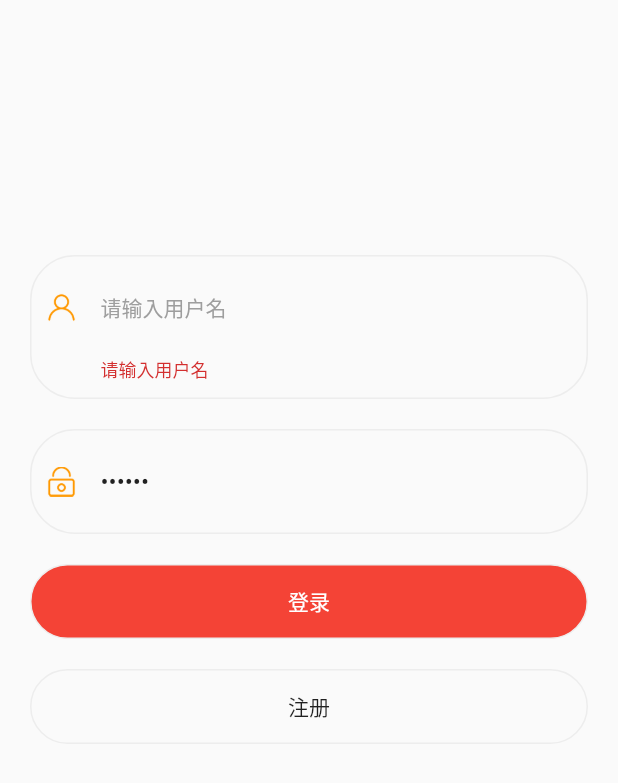
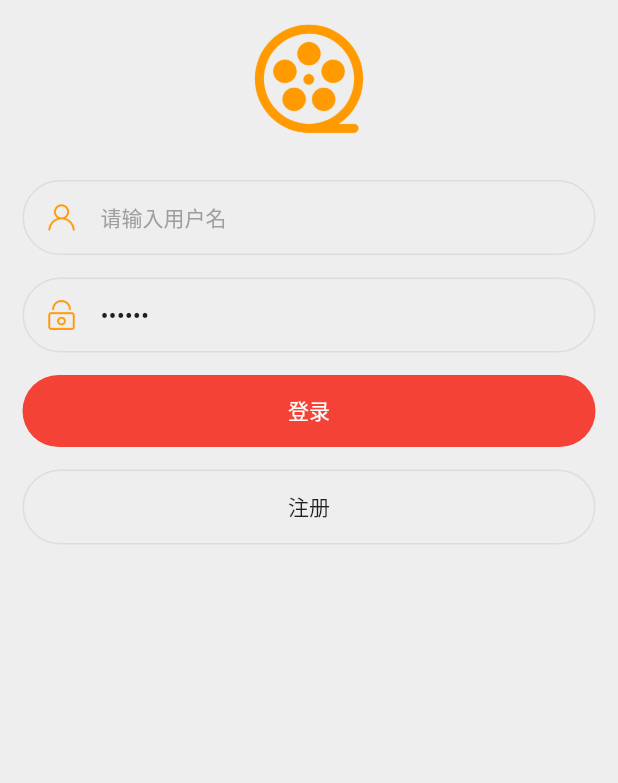
Before and after one commit to wuyuanwuhui99/flutter-movie-app-ui, a Flutter app: the LoginPage screen opened directly, on a phone screen of 412 x 824 dp. Shown: the top 783 px of the screen. Run offline on Flutter 3.47's test engine with Material 2 defaults, Android fonts, the phone set to English and light mode, and no system bars; our stand-ins replace convert, dio, flutter_easyloading, flutter_easyrefresh, flutter_swiper, fluttertoast and 2 more; accounts and stored records are empty; network calls fail.

Commit message:
修改登录页面样式和布局

```diff
--- a/lib/config/serviceUrl.dart
+++ b/lib/config/serviceUrl.dart
@@ -21,7 +21,7 @@ const servicePath = {
   'getRecommend': serviceUrl + '/service/movie/getRecommend',//获取推荐
   'isFavorite': serviceUrl + '/service/movie-getway/isFavorite',//查询是否已经收藏
   'updateUser': serviceUrl + '/service/movie-getway/updateUser',//更新用户信息
-  'updatePassword': serviceUrl + '/service/movie-getway/updatePassword',//更新密码
+  'updatePassword': serviceUrl + '/service/movie-getway/updatePassword',//更新密码wq
   'getCommentCount':serviceUrl + '/service/movie/getCommentCount',//获取评论总数
   'getTopCommentList':serviceUrl + '/service/movie/getTopCommentList',//获取一级评论
   'getReplyCommentList':serviceUrl + '/service/movie/getReplyCommentList',//获取一级评论
--- a/lib/pages/DetailPage.dart
+++ b/lib/pages/DetailPage.dart
@@ -34,7 +34,7 @@ class _DetailPageState extends State<DetailPage> {
         body: SafeArea(
             top: true,
             child: Padding(
-                padding: EdgeInsets.all(ThemeSize.containerPadding),
+                padding: ThemeStyle.paddingBox,
                 child: SingleChildScrollView(
                     child: Column(
                   children: <Widget>[
--- a/lib/pages/SearchPage.dart
+++ b/lib/pages/SearchPage.dart
@@ -2,7 +2,6 @@ import 'package:flutter/material.dart';
 import 'package:movie/component/TitleComponent.dart';
 import 'dart:ui';
 import "package:shared_preferences/shared_preferences.dart";
-import 'dart:convert';
 import '../config/serviceUrl.dart';
 import '../service/serverMethod.dart';
 import "./DetailPage.dart";
--- a/lib/pages/login_page.dart
+++ b/lib/pages/login_page.dart
@@ -8,6 +8,9 @@ import 'package:provider/provider.dart';
 import '../utils/LocalStroageUtils.dart';
 import './RegisterPage.dart';
 import '../model/UserInfoModel.dart';
+import '../theme/ThemeStyle.dart';
+import '../theme/ThemeSize.dart';
+import '../theme/ThemeColors.dart';
 
 class LoginPage extends StatelessWidget {
   const LoginPage({Key key}) : super(key: key);
@@ -17,78 +20,89 @@ class LoginPage extends StatelessWidget {
     final GlobalKey<FormState> _formKey = GlobalKey<FormState>();
     UserInfoModel userInfo = Provider.of<UserInfoProvider>(context).userInfo;
     String userId = userInfo.userId;
+    TextEditingController userController = new TextEditingController(text: userInfo.userId);
+    TextEditingController pwdController = new TextEditingController(text: "123456");
     String password = "123456";
     return Scaffold(
-        body: Container(
-      padding: EdgeInsets.all(20),
+        backgroundColor: ThemeColors.colorBg,
+        body: SafeArea(child: Container(
+          padding: ThemeStyle.padding,
           child: Column(
             children: <Widget>[
               Form(
                 key: _formKey,
                 child: Column(
                   children: <Widget>[
-                SizedBox(height:150),
+                    Center(child: Image.asset("lib/assets/images/icon-logo.png",width: ThemeSize.movieWidth/2,height: ThemeSize.movieWidth/2,)),
+                    SizedBox(height: ThemeSize.containerPadding*2,),
                     Container(
-                    padding: EdgeInsets.all(10),
+                      margin: ThemeStyle.margin,
+                        padding: EdgeInsets.only(left: ThemeSize.containerPadding),
                         decoration: BoxDecoration(
-                        borderRadius: BorderRadius.all(Radius.circular(30)),
-                        border: Border.all(
-                            color: Color.fromRGBO(237, 237, 237, 1))),
-                    child: TextFormField(
-                        autovalidate: true,
+                            borderRadius: BorderRadius.all(Radius.circular(ThemeSize.superRadius)),
+                            border:
+                            Border.all(color: ThemeColors.borderColor)),
+                        child: TextField(
                             onChanged: (value) {
+                              if(value != ""){
                                 userId = value;
+                              }else{
+                                Fluttertoast.showToast(
+                                    msg: "请输入用户名",
+                                    toastLength: Toast.LENGTH_SHORT,
+                                    gravity: ToastGravity.CENTER,
+                                    timeInSecForIos: 1,
+                                    backgroundColor: ThemeColors.disableColor,
+                                    fontSize: ThemeSize.middleFontSize);
+                              }
+
                             },
-                        validator: (value) {
-                          if (value.isEmpty) {
-                            return '请输入用户名';
-                          }
-                          return null;
-                        },
-                        initialValue: userId,
+                            controller: userController,
                             cursorColor: Colors.grey, //设置光标
                             decoration: InputDecoration(
                               hintText: "请输入用户名",
                               icon: Image.asset("lib/assets/images/icon-user.png",
-                              width: 20, height: 20),
+                                  width: ThemeSize.smallIcon, height: ThemeSize.smallIcon),
                               hintStyle:
                               TextStyle(fontSize: 14, color: Colors.grey),
                               contentPadding: EdgeInsets.only(left: 0.0),
                               border: InputBorder.none,
                             ))),
-                SizedBox(height: 20),
                     Container(
-                    padding: EdgeInsets.all(10),
+                        padding: EdgeInsets.only(left: ThemeSize.containerPadding),
                         decoration: BoxDecoration(
-                        borderRadius: BorderRadius.all(Radius.circular(30)),
-                        border: Border.all(
-                            color: Color.fromRGBO(237, 237, 237, 1))),
-                    child: TextFormField(
-                        autovalidate: true,
+                            borderRadius: BorderRadius.all(Radius.circular(ThemeSize.superRadius)),
+                            border:
+                            Border.all(color: ThemeColors.borderColor)),
+                        child: TextField(
                             onChanged: (value) {
+                              if(value != ""){
                                 password = value;
+                              }else{
+                                Fluttertoast.showToast(
+                                    msg: "请输入用户名",
+                                    toastLength: Toast.LENGTH_SHORT,
+                                    gravity: ToastGravity.CENTER,
+                                    timeInSecForIos: 1,
+                                    backgroundColor: ThemeColors.disableColor,
+                                    fontSize: ThemeSize.middleFontSize);
+                              }
                             },
-                        initialValue: "123456",
-                        validator: (value) {
-                          if (value.isEmpty) {
-                            return '请输入密码';
-                          }
-                          return null;
-                        },
+                            controller: pwdController,
                             obscureText: true,
                             cursorColor: Colors.grey, //设置光标
                             decoration: InputDecoration(
                               icon: Image.asset(
                                   "lib/assets/images/icon-password.png",
-                              width: 20,
-                              height: 20),
+                                  width: ThemeSize.smallIcon,
+                                  height: ThemeSize.smallIcon),
                               hintText: "请输入密码",
                               hintStyle:
-                              TextStyle(fontSize: 14, color: Colors.grey),
+                              TextStyle(fontSize: ThemeSize.smallFontSize, color: Colors.grey),
                               contentPadding: EdgeInsets.only(left: 0.0),
                               border: InputBorder.none,
                             ))),
-                SizedBox(height: 20),
+                    SizedBox(height: ThemeSize.containerPadding),
                   ],
                 ),
               ),
@@ -97,9 +111,8 @@ class LoginPage extends StatelessWidget {
                   Container(
                     decoration: BoxDecoration(
                         color: Colors.red,
-                    borderRadius: BorderRadius.all(Radius.circular(30)),
-                    border:
-                        Border.all(color: Color.fromRGBO(237, 237, 237, 1))),
+                        borderRadius: BorderRadius.all(Radius.circular(ThemeSize.superRadius)),
+                        ),
                     width: double.infinity,
                     child: FlatButton(
                         onPressed: () {
@@ -113,7 +126,7 @@ class LoginPage extends StatelessWidget {
                                     gravity: ToastGravity.BOTTOM,
                                     backgroundColor: Colors.green,
                                     textColor: Colors.white,
-                              fontSize: 16.0);
+                                    fontSize: ThemeSize.middleFontSize);
                                 Provider.of<UserInfoProvider>(context)
                                     .setUserInfo(UserInfoModel.fromJson(res["data"]));
                                 Navigator.push(
@@ -128,17 +141,17 @@ class LoginPage extends StatelessWidget {
                                     gravity: ToastGravity.BOTTOM,
                                     backgroundColor: Colors.red,
                                     textColor: Colors.white,
-                              fontSize: 16.0);
+                                    fontSize: ThemeSize.middleFontSize);
                               }
                             });
                           }
                         },
                         child: Text("登录",
                             style:
-                          TextStyle(color: Color.fromRGBO(255, 255, 255, 1)))
+                            TextStyle(color: ThemeColors.colorWhite))
                     ),
                   ),
-              SizedBox(height: 20),
+                  SizedBox(height: ThemeSize.containerPadding),
                   Container(
                     width: double.infinity,
                     child: FlatButton(
@@ -151,14 +164,14 @@ class LoginPage extends StatelessWidget {
                       child: Text("注册"),
                     ),
                     decoration: BoxDecoration(
-                    borderRadius: BorderRadius.all(Radius.circular(30)),
+                        borderRadius: BorderRadius.all(Radius.circular(ThemeSize.superRadius)),
                         border:
-                        Border.all(color: Color.fromRGBO(237, 237, 237, 1))),
+                        Border.all(color: ThemeColors.borderColor)),
                   )
                 ],
               ),
             ],
           ),
-    ));
+        ),));
   }
 }
--- a/pubspec.yaml
+++ b/pubspec.yaml
@@ -76,6 +76,7 @@ flutter:
    - lib/assets/images/icon-back.png
    - lib/assets/images/icon_edit.png
    - lib/assets/images/icon_play_record.png
+   - lib/assets/images/icon-logo.png
   # An image asset can refer to one or more resolution-specific "variants", see
   # https://flutter.dev/assets-and-images/#resolution-aware.
 
```
Also changed, not shown: lib/pages/UserPage.dart (+6 -12 lines), lib/assets/images/icon-logo.png (added), movie11.png, 新版电影APP整体预览图.jpg (added), 新版预览1.png, 新版预览12.png (added), 新版预览2.png, 新版预览3.png, 新版预览5.png, 新版预览6.png, 新版预览7.png, 2 other files. Lines whose indentation alone changed are shown as unchanged.
